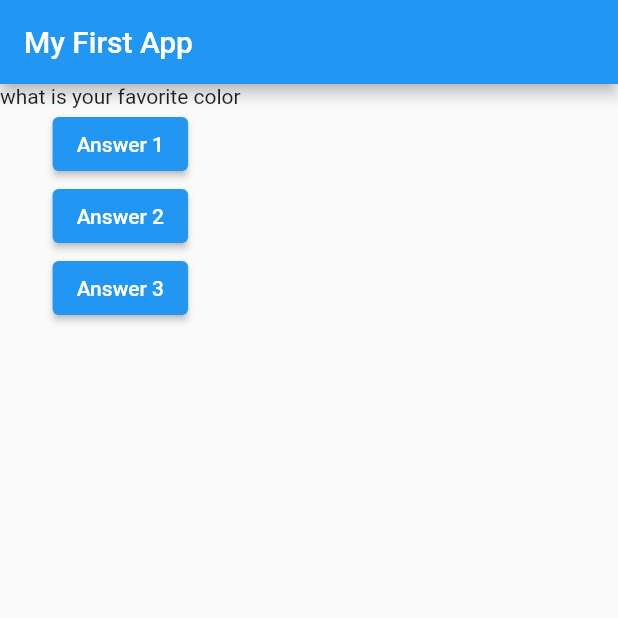
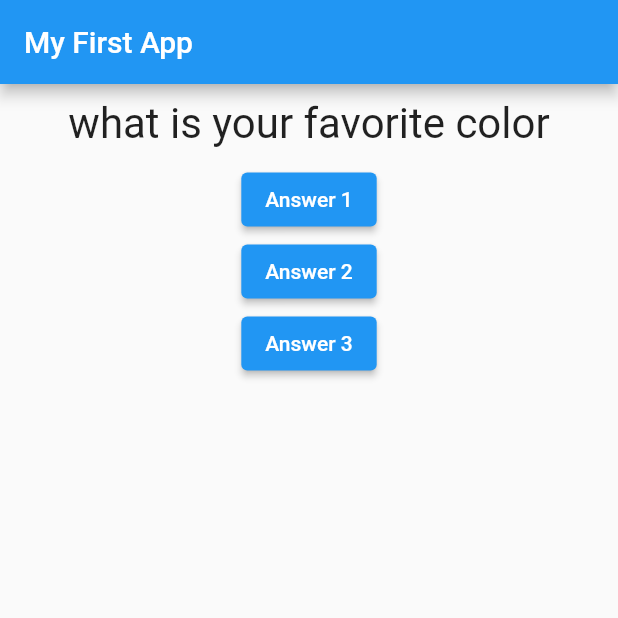
Before and after one commit to cheedinmar/flutter_complete_guide, a Flutter app: the screen it shows after launch, on a phone screen of 412 x 824 dp, the top half of it. Run offline on Flutter 3.47's test engine with Material 2 defaults, Android fonts, the phone set to English and light mode, and no system bars.

Commit message:
feature: styling and layouting steps

```diff
--- a/lib/question.dart
+++ b/lib/question.dart
@@ -9,6 +9,18 @@ class Question extends StatelessWidget {
 
   @override
   Widget build(BuildContext context) {
-    return Text(questionText);
+    //styling our text
+    return Container(
+      width: double.infinity,
+      //container can take as much size as the width it can gets
+      margin: EdgeInsets.all(10),
+      child: Text(
+        questionText,
+        style: TextStyle(fontSize: 28),
+        textAlign: TextAlign.center,
+      ),
+    );
+    // textAlign is a enum which is a list of predefined values. The idea here simply is that there are different kind of values you can assign for alignment
+    //like center, left, right and so on
   }
 }
```
